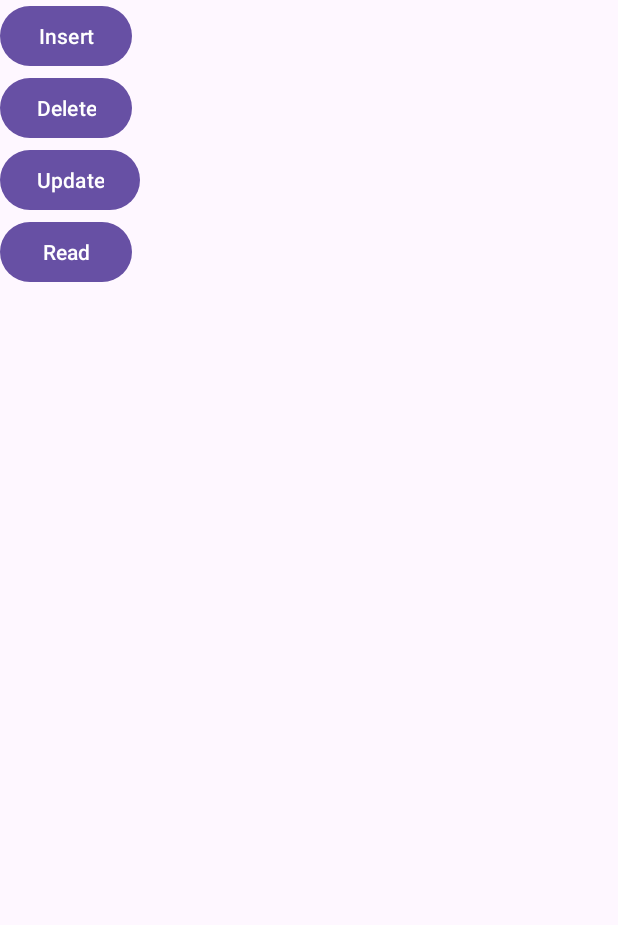
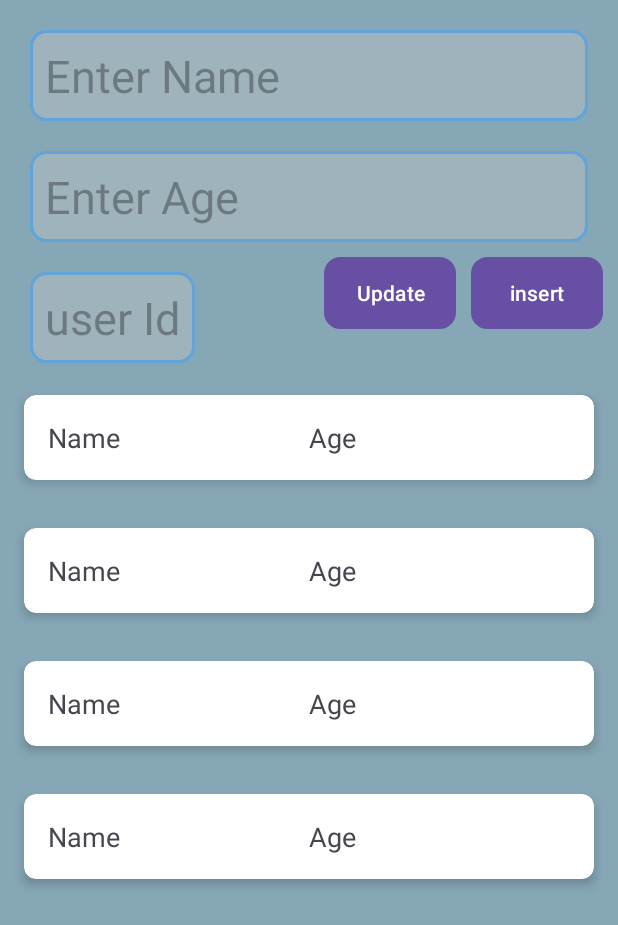
Before and after one commit to myofficework000/SQLiteDemo, an Android app: the layout activity_main.xml on its own in the app's theme, with its tools: preview values and no code run, on a phone screen of 412 x 824 dp. Shown: the top 925 px of the screen. Run offline under Robolectric (Android 15) with nearby library versions, the phone set to English and light mode, and no system bars.

Commit message:
Added recyclerview to the impl

```diff
--- a/app/src/main/java/com/pathak/sqlitedemo/MyUser.kt
+++ b/app/src/main/java/com/pathak/sqlitedemo/MyUser.kt
@@ -1,6 +1,7 @@
 package com.pathak.sqlitedemo
 
 data class MyUser(
+    val id: Long? = 0,
     val name: String,
-    val age: Int
+    val age: String
 )
--- /dev/null
+++ b/app/src/main/res/drawable/background_rounded.xml
@@ -0,0 +1,9 @@
+<?xml version="1.0" encoding="utf-8"?>
+<shape xmlns:android="http://schemas.android.com/apk/res/android"
+    android:shape="rectangle">
+    <solid android:color="#9FB3BC" />
+    <corners android:radius="10dp" />
+    <stroke
+        android:width="2dp"
+        android:color="#61A4DA" />
+</shape>
--- a/app/src/main/res/layout/activity_main.xml
+++ b/app/src/main/res/layout/activity_main.xml
@@ -1,52 +1,101 @@
 <?xml version="1.0" encoding="utf-8"?>
-<LinearLayout xmlns:android="http://schemas.android.com/apk/res/android"
+<androidx.constraintlayout.widget.ConstraintLayout
+    xmlns:android="http://schemas.android.com/apk/res/android"
     xmlns:app="http://schemas.android.com/apk/res-auto"
     xmlns:tools="http://schemas.android.com/tools"
-    android:id="@+id/main"
     android:layout_width="match_parent"
+    android:background="#86A7B6"
     android:layout_height="match_parent"
-    android:orientation="vertical"
     tools:context=".MainActivity">
+    <androidx.constraintlayout.widget.Guideline
+        android:layout_width="match_parent"
+        android:layout_height="wrap_content"
+        android:id="@+id/guide5"
+        app:layout_constraintTop_toTopOf="parent"
+        app:layout_constraintGuide_percent="0.05"/>
 
-    <Button
-        android:id="@+id/btnInsert"
-        android:layout_width="wrap_content"
+    <androidx.appcompat.widget.AppCompatEditText
+
+        android:id="@+id/titleTextView"
+        android:layout_width="0dp"
+        android:layout_marginTop="40dp"
         android:layout_height="wrap_content"
-        android:text="Insert"
-        app:layout_constraintBottom_toBottomOf="parent"
+        android:layout_margin="20dp"
+        android:background="@drawable/background_rounded"
+        android:hint="Enter Name"
+        android:padding="10dp"
+        android:textSize="30sp"
         app:layout_constraintEnd_toEndOf="parent"
         app:layout_constraintStart_toStartOf="parent"
         app:layout_constraintTop_toTopOf="parent" />
 
-    <Button
-        android:id="@+id/btnDelete"
+    <androidx.appcompat.widget.AppCompatEditText
+        android:layout_margin="20dp"
+        android:textSize="30sp"
+        android:padding="10dp"
+        android:id="@+id/ageTextView"
+        android:layout_width="0dp"
+        android:layout_height="wrap_content"
+        android:hint="Enter Age"
+        android:background="@drawable/background_rounded"
+        app:layout_constraintTop_toBottomOf="@id/titleTextView"
+        app:layout_constraintStart_toStartOf="parent"
+        app:layout_constraintEnd_toEndOf="parent"/>
+
+    <androidx.appcompat.widget.AppCompatEditText
+        android:id="@+id/edtId"
         android:layout_width="wrap_content"
         android:layout_height="wrap_content"
-        android:text="Delete"
-        app:layout_constraintBottom_toBottomOf="parent"
-        app:layout_constraintEnd_toEndOf="parent"
-        app:layout_constraintStart_toStartOf="parent"
-        app:layout_constraintTop_toTopOf="parent" />
-
+        android:hint="user Id"
+        android:textSize="30sp"
+        android:paddingHorizontal="4dp"
+        android:layout_margin="20dp"
+        android:padding="10dp"
+        android:background="@drawable/background_rounded"
+        app:layout_constraintTop_toBottomOf="@id/ageTextView"
+        app:layout_constraintStart_toStartOf="parent"/>
 
     <Button
         android:id="@+id/btnUpdate"
         android:layout_width="wrap_content"
         android:layout_height="wrap_content"
         android:text="Update"
-        app:layout_constraintBottom_toBottomOf="parent"
-        app:layout_constraintEnd_toEndOf="parent"
-        app:layout_constraintStart_toStartOf="parent"
-        app:layout_constraintTop_toTopOf="parent" />
-
+        android:layout_margin="10dp"
+        android:padding="10dp"
+        android:backgroundTint="#D64242"
+        android:background="@drawable/background_rounded"
+        app:layout_constraintTop_toBottomOf="@id/ageTextView"
+        app:layout_constraintEnd_toStartOf="@+id/btnInsert"/>
 
     <Button
-        android:id="@+id/btnRead"
+        android:id="@+id/btnInsert"
         android:layout_width="wrap_content"
         android:layout_height="wrap_content"
-        android:text="Read"
+        android:text="insert"
+        android:layout_margin="10dp"
+        android:padding="10dp"
+        android:backgroundTint="#D64242"
+        android:background="@drawable/background_rounded"
+        app:layout_constraintTop_toBottomOf="@id/ageTextView"
+        app:layout_constraintEnd_toEndOf="parent"/>
+
+    <androidx.constraintlayout.widget.Guideline
+        android:id="@+id/guideline"
+        android:layout_width="wrap_content"
+        android:layout_height="wrap_content"
+        android:orientation="horizontal"
+        app:layout_constraintGuide_percent="0.30"/>
+
+    <androidx.recyclerview.widget.RecyclerView
+        android:id="@+id/recyclerView"
+        android:layout_width="0dp"
+        android:layout_height="0dp"
+        app:layoutManager="androidx.recyclerview.widget.StaggeredGridLayoutManager"
+        app:layout_constraintTop_toBottomOf="@id/guideline"
+        app:layout_constraintStart_toStartOf="parent"
+        app:layout_constraintEnd_toEndOf="parent"
         app:layout_constraintBottom_toBottomOf="parent"
-        app:layout_constraintEnd_toEndOf="parent"
-        app:layout_constraintStart_toStartOf="parent"
-        app:layout_constraintTop_toTopOf="parent" />
-</LinearLayout>
+        tools:listitem="@layout/database_list"
+        tools:itemCount="4"/>
+
+</androidx.constraintlayout.widget.ConstraintLayout>
--- /dev/null
+++ b/app/src/main/res/layout/database_list.xml
@@ -0,0 +1,34 @@
+<?xml version="1.0" encoding="utf-8"?>
+<androidx.cardview.widget.CardView xmlns:android="http://schemas.android.com/apk/res/android"
+    xmlns:app="http://schemas.android.com/apk/res-auto"
+    android:layout_width="match_parent"
+    android:layout_height="wrap_content"
+    app:cardElevation="4dp"
+    app:cardCornerRadius="8dp"
+    android:layout_margin="16dp">
+
+    <LinearLayout
+        android:layout_width="match_parent"
+        android:layout_height="wrap_content"
+        android:orientation="horizontal"
+        android:padding="16dp">
+
+        <androidx.appcompat.widget.AppCompatTextView
+            android:id="@+id/txtName"
+            android:layout_width="0dp"
+            android:layout_height="wrap_content"
+            android:layout_weight="1"
+            android:text="Name"
+            android:textSize="18sp"/>
+
+        <androidx.appcompat.widget.AppCompatTextView
+            android:id="@+id/txtAge"
+            android:layout_width="0dp"
+            android:layout_height="wrap_content"
+            android:layout_weight="1"
+            android:text="Age"
+            android:textSize="18sp"/>
+
+    </LinearLayout>
+
+</androidx.cardview.widget.CardView>
```
Also changed, not shown: app/src/main/java/com/pathak/sqlitedemo/DatabaseAdapter.kt (added, +34 -0 lines), app/src/main/java/com/pathak/sqlitedemo/DatabaseHelper.kt (+48 -13 lines), app/src/main/java/com/pathak/sqlitedemo/MainActivity.kt (+63 -3 lines).
